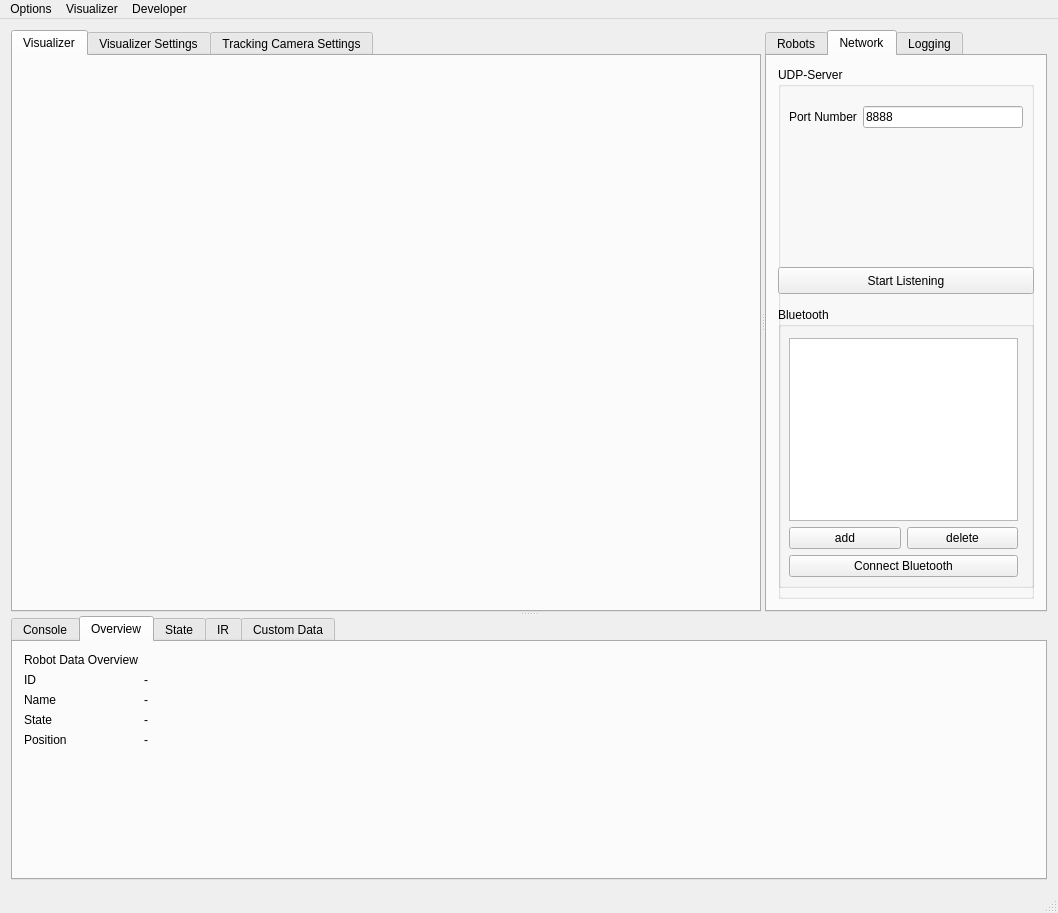
Before: the Qt Designer form mainwindow.ui in yorkrobotlab/ardebug, drawn with Qt 5.
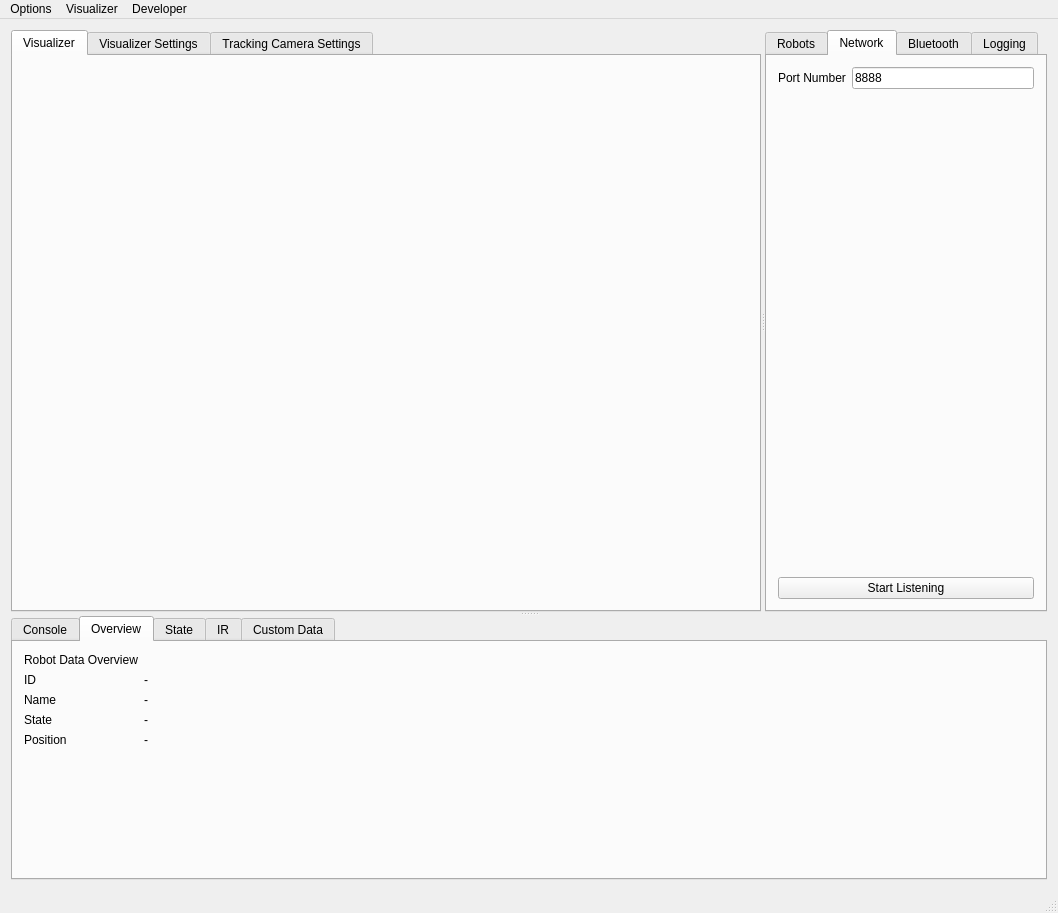
After: the same form once the commit is applied. The open tabs and pages were chosen to show the change.

Commit message: added gui tab for bluetooth, add bluetoothbutton function

```diff
--- a/mainwindow.ui
+++ b/mainwindow.ui
@@ -281,7 +281,7 @@
          </size>
         </property>
         <property name="currentIndex">
-         <number>1</number>
+         <number>2</number>
         </property>
         <widget class="QWidget" name="robotTab">
          <attribute name="title">
@@ -299,97 +299,63 @@
          </attribute>
          <layout class="QVBoxLayout" name="verticalLayout_3">
           <item>
-           <widget class="QGroupBox" name="groupBox_2">
-            <property name="title">
-             <string>UDP-Server</string>
-            </property>
-            <property name="flat">
-             <bool>false</bool>
-            </property>
-            <widget class="QWidget" name="">
-             <property name="geometry">
-              <rect>
-               <x>0</x>
-               <y>28</y>
-               <width>256</width>
-               <height>171</height>
-              </rect>
-             </property>
              <layout class="QFormLayout" name="formLayout_6">
-              <item row="0" column="0">
-               <widget class="QLabel" name="label_18">
-                <property name="text">
-                 <string>Port Number</string>
-                </property>
-               </widget>
-              </item>
               <item row="0" column="1">
                <widget class="QLineEdit" name="networkPortBox">
+              <property name="sizePolicy">
+               <sizepolicy hsizetype="Preferred" vsizetype="Preferred">
+                <horstretch>0</horstretch>
+                <verstretch>0</verstretch>
+               </sizepolicy>
+              </property>
                 <property name="text">
                  <string>8888</string>
                 </property>
                </widget>
               </item>
-             </layout>
-            </widget>
+            <item row="0" column="0">
+             <widget class="QLabel" name="label_18">
+              <property name="text">
+               <string>Port Number</string>
+              </property>
+             </widget>
+            </item>
+           </layout>
+          </item>
+          <item>
             <widget class="QPushButton" name="networkListenButton">
-             <property name="geometry">
-              <rect>
-               <x>0</x>
-               <y>200</y>
-               <width>256</width>
-               <height>27</height>
-              </rect>
+            <property name="sizePolicy">
+             <sizepolicy hsizetype="Preferred" vsizetype="Fixed">
+              <horstretch>0</horstretch>
+              <verstretch>0</verstretch>
+             </sizepolicy>
              </property>
              <property name="text">
               <string>Start Listening</string>
              </property>
             </widget>
-            <widget class="QGroupBox" name="groupBox">
-             <property name="geometry">
-              <rect>
-               <x>0</x>
-               <y>240</y>
-               <width>256</width>
-               <height>281</height>
-              </rect>
-             </property>
-             <property name="title">
+          </item>
+         </layout>
+        </widget>
+        <widget class="QWidget" name="bluetoothTab">
+         <attribute name="title">
               <string>Bluetooth</string>
-             </property>
-             <property name="checkable">
-              <bool>false</bool>
-             </property>
+         </attribute>
              <widget class="QWidget" name="verticalLayoutWidget">
               <property name="geometry">
                <rect>
-                <x>0</x>
-                <y>20</y>
+            <x>10</x>
+            <y>10</y>
                 <width>251</width>
-                <height>261</height>
+            <height>301</height>
                </rect>
               </property>
               <layout class="QVBoxLayout" name="verticalLayout_9">
-               <item>
-                <widget class="QListView" name="bluetoothList"/>
-               </item>
-               <item>
-                <layout class="QHBoxLayout" name="horizontalLayout_4">
-                 <item>
-                  <widget class="QPushButton" name="pushButton_2">
-                   <property name="text">
-                    <string>add</string>
-                   </property>
-                  </widget>
-                 </item>
+           <property name="sizeConstraint">
+            <enum>QLayout::SetDefaultConstraint</enum>
+           </property>
                  <item>
-                  <widget class="QPushButton" name="pushButton_3">
-                   <property name="text">
-                    <string>delete</string>
-                   </property>
-                  </widget>
-                 </item>
-                </layout>
+            <widget class="QListView" name="listView"/>
                </item>
                <item>
                 <widget class="QPushButton" name="bluetoothListenButton">
@@ -400,10 +366,6 @@
                </item>
               </layout>
              </widget>
-            </widget>
-           </widget>
-          </item>
-         </layout>
         </widget>
         <widget class="QWidget" name="loggingTab">
          <attribute name="title">
```
Lines whose indentation alone changed are shown as unchanged. The commit also changes 4 other files.
